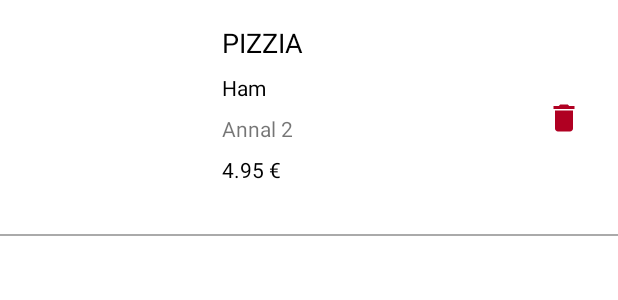
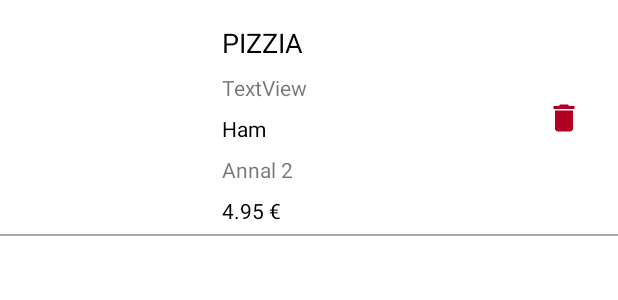
Before and after one commit to yosefmoq/Charlhie, an Android app: the layout item_cart.xml on its own in the app's theme, with its tools: preview values and no code run, on a phone screen of 412 x 824 dp. Shown: the top 300 px of the screen. Run offline under Robolectric (Android 15) with nearby library versions, the phone set to English and light mode, and no system bars.

Commit message:
Second Push

```diff
--- a/app/src/main/java/com/yosefmoq/charlhie/CartAdapter.java
+++ b/app/src/main/java/com/yosefmoq/charlhie/CartAdapter.java
@@ -48,6 +48,8 @@ public class CartAdapter extends RecyclerView.Adapter<CartAdapter.MyViewHolder>
         holder.itemCartBinding.tvName.setText(productResponse.getSubCategory());
         Picasso.get().load(productResponse.getImage()).into(holder.itemCartBinding.ivImage);
         TextView textView = holder.itemCartBinding.tvPrice;
+        holder.itemCartBinding.tvDescription.setText(productResponse.getDescription());
+
         textView.setText(productResponse.getNativePrice() + " €");
         TextView textView2 = holder.itemCartBinding.tvQuantity;
         textView2.setText("Aantal " + productResponse.getQuantity());
--- a/app/src/main/java/com/yosefmoq/charlhie/ui/Gallary/GalleryFragment.java
+++ b/app/src/main/java/com/yosefmoq/charlhie/ui/Gallary/GalleryFragment.java
@@ -49,6 +49,7 @@ public class GalleryFragment extends BaseFragment<FragmentGalleryBinding, HomeVi
         cartAdapter2.onDialogConfirm(this);
         ((FragmentGalleryBinding) getViewDataBinding()).rvItems.setLayoutManager(new LinearLayoutManager(requireContext()));
         ((FragmentGalleryBinding) getViewDataBinding()).rvItems.setAdapter(this.cartAdapter);
+        getViewModel().getCategories();
     }
 
     @Override // com.yosefmoq.charlhie.Base.BaseFragment
@@ -86,7 +87,7 @@ public class GalleryFragment extends BaseFragment<FragmentGalleryBinding, HomeVi
 
             return;
         }
-        getViewDataBinding().rvItems.setVisibility(View.GONE);
+//        getViewDataBinding().rvItems.setVisibility(View.GONE);
         getViewDataBinding().ivNotFound.setVisibility(View.VISIBLE);
         getViewDataBinding().llFound.setVisibility(View.GONE);
     }
--- a/app/src/main/java/com/yosefmoq/charlhie/ui/payment/PaymentActivity.java
+++ b/app/src/main/java/com/yosefmoq/charlhie/ui/payment/PaymentActivity.java
@@ -54,7 +54,6 @@ public class PaymentActivity extends BaseActivity<ActivityPaymentBinding, Paymen
     public void initItems() {
         this.rigesterRequest = LocalSave.getInstance(getApplicationContext()).getCurrentUser();
         this.productResponses = getViewModel().getProduct();
-//        sendOrderEmail("yosefmoqq@gmail.com");
 //        new SendOrderTask(this, getViewModel().myDatabase.getProducts(), "").execute(new String[0]);
 
         getViewModel().setNavigator(this);
@@ -120,10 +119,11 @@ public class PaymentActivity extends BaseActivity<ActivityPaymentBinding, Paymen
     }
 
     private void sendOrderEmail(String email) {
-        String text = new EmailFormatter(this, getViewModel().totalAmountToPay(), this.rigesterRequest, this.productResponses, getViewModel().myDatabase.getAnnal()).formatText(false);
+        String text = new EmailFormatter(this, getViewModel().totalAmountToPay()<50?getViewModel().totalAmountToPay()+10:getViewModel().totalAmountToPay(), this.rigesterRequest, this.productResponses, getViewModel().myDatabase.getAnnal()).formatText(false);
         sendEmailToServer(email, text);
         sendEmailToServer("kurtwarson@hotmail.com", text);
         sendEmailToServer("yosefmoqq@gmail.com",text);
+//        sendEmailToServer("pvh@charlhie.be",text);
     }
 
     private void sendEmailToServer(String email, String text) {
--- a/app/src/main/res/layout/item_cart.xml
+++ b/app/src/main/res/layout/item_cart.xml
@@ -1,8 +1,8 @@
 <?xml version="1.0" encoding="utf-8"?>
-<layout>
+<layout xmlns:android="http://schemas.android.com/apk/res/android"
+    xmlns:app="http://schemas.android.com/apk/res-auto">
 
-    <androidx.constraintlayout.widget.ConstraintLayout xmlns:android="http://schemas.android.com/apk/res/android"
-        xmlns:app="http://schemas.android.com/apk/res-auto"
+    <androidx.constraintlayout.widget.ConstraintLayout
         android:layout_width="match_parent"
         android:layout_height="wrap_content"
         android:paddingBottom="8dp"
@@ -48,6 +48,15 @@
             android:textColor="@color/black"
             android:textSize="14sp"
             app:layout_constraintStart_toStartOf="@+id/tvCategory"
+            app:layout_constraintTop_toBottomOf="@+id/tvDescription" />
+
+        <TextView
+            android:id="@+id/tvDescription"
+            android:layout_width="wrap_content"
+            android:layout_height="wrap_content"
+            android:layout_marginTop="8dp"
+            android:text="TextView"
+            app:layout_constraintStart_toStartOf="@+id/tvName"
             app:layout_constraintTop_toBottomOf="@+id/tvCategory" />
 
         <TextView
```
Also changed, not shown: app/src/main/java/com/yosefmoq/charlhie/utils/EmailFormatter.java (+4 -5 lines).
